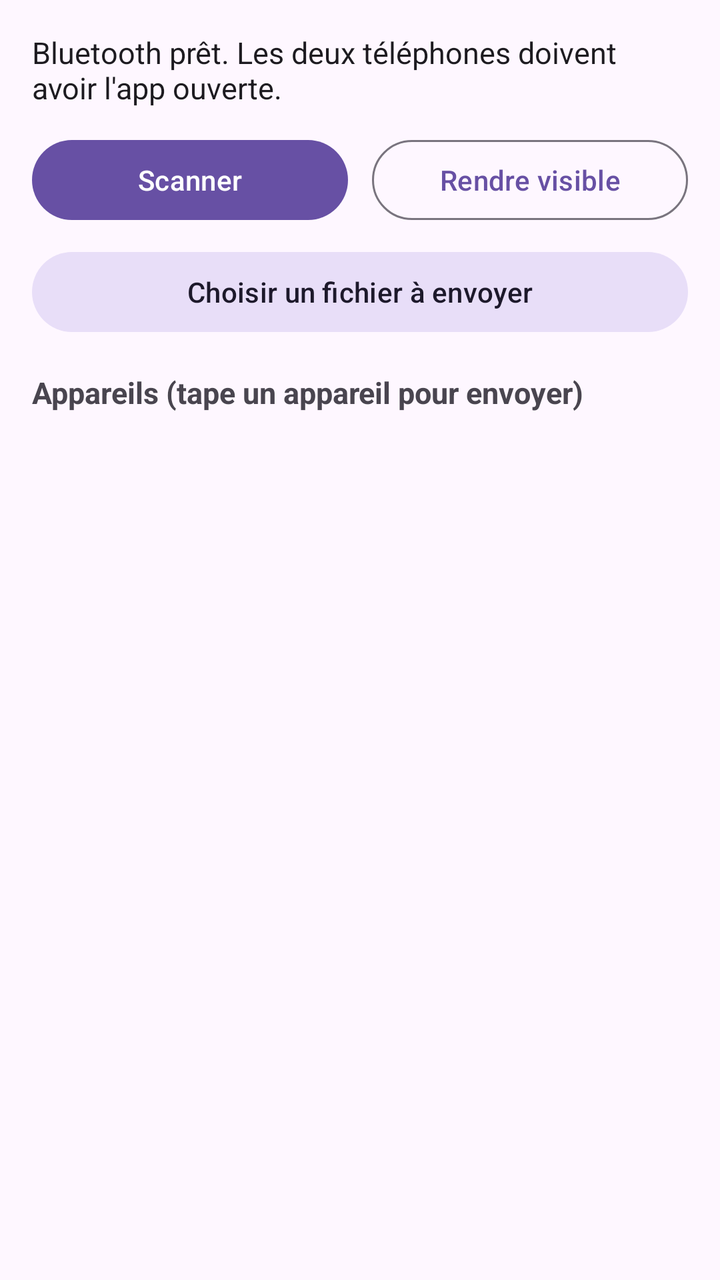
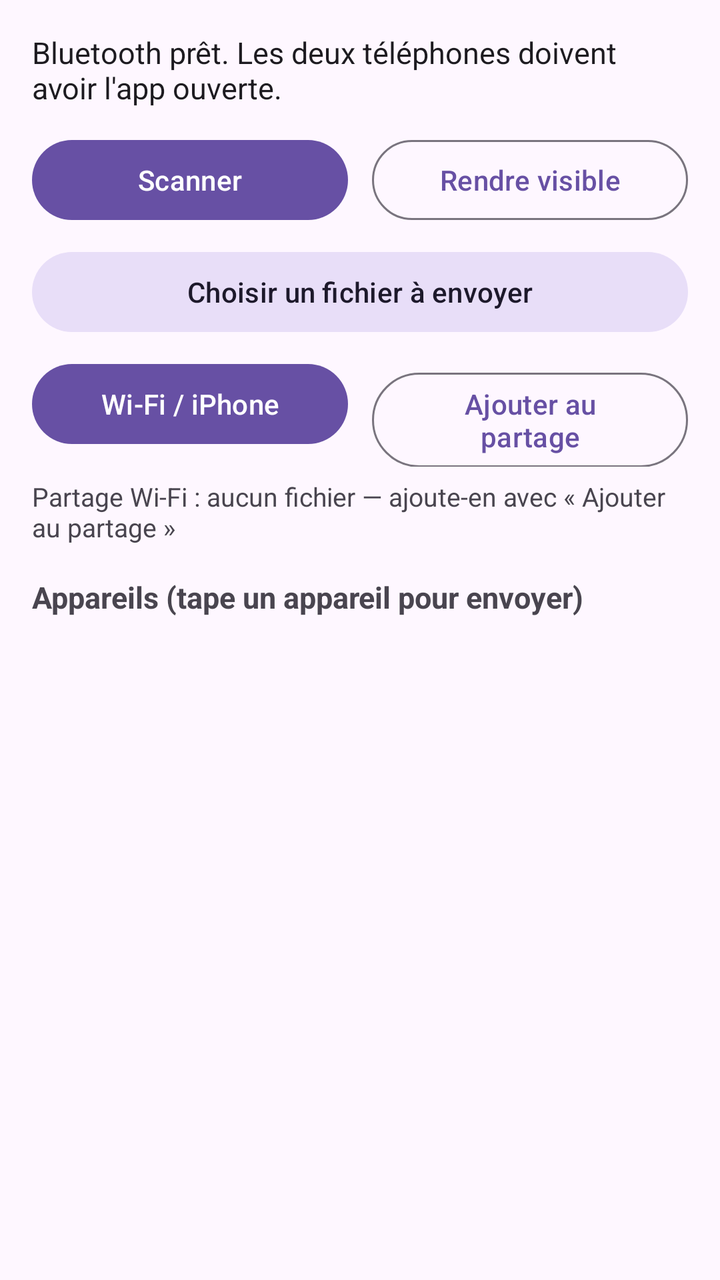

An Android layout rendered at two revisions. The XML below is the earlier revision; the diff shows what the commit changed to produce the second picture.
<!-- AndroidManifest.xml: application theme Theme.BtFileShare -->
<!-- res/layout/activity_main.xml -->
<?xml version="1.0" encoding="utf-8"?>
<LinearLayout xmlns:android="http://schemas.android.com/apk/res/android"
    android:layout_width="match_parent"
    android:layout_height="match_parent"
    android:orientation="vertical"
    android:padding="16dp">

    <TextView
        android:id="@+id/status_text"
        android:layout_width="match_parent"
        android:layout_height="wrap_content"
        android:textSize="15sp"
        android:textColor="?android:attr/textColorPrimary"
        android:text="@string/status_idle" />

    <com.google.android.material.progressindicator.LinearProgressIndicator
        android:id="@+id/progress"
        android:layout_width="match_parent"
        android:layout_height="wrap_content"
        android:layout_marginTop="8dp"
        android:indeterminate="false"
        android:visibility="gone" />

    <LinearLayout
        android:layout_width="match_parent"
        android:layout_height="wrap_content"
        android:layout_marginTop="12dp"
        android:orientation="horizontal">

        <com.google.android.material.button.MaterialButton
            android:id="@+id/btn_scan"
            android:layout_width="0dp"
            android:layout_height="wrap_content"
            android:layout_weight="1"
            android:layout_marginEnd="6dp"
            android:text="@string/scan" />

        <com.google.android.material.button.MaterialButton
            android:id="@+id/btn_visible"
            style="@style/Widget.Material3.Button.OutlinedButton"
            android:layout_width="0dp"
            android:layout_height="wrap_content"
            android:layout_weight="1"
            android:layout_marginStart="6dp"
            android:text="@string/make_visible" />
    </LinearLayout>

    <com.google.android.material.button.MaterialButton
        android:id="@+id/btn_pick"
        style="@style/Widget.Material3.Button.TonalButton"
        android:layout_width="match_parent"
        android:layout_height="wrap_content"
        android:layout_marginTop="8dp"
        android:text="@string/pick_file" />

    <TextView
        android:layout_width="match_parent"
        android:layout_height="wrap_content"
        android:layout_marginTop="16dp"
        android:text="@string/devices_header"
        android:textStyle="bold"
        android:textSize="15sp" />

    <androidx.recyclerview.widget.RecyclerView
        android:id="@+id/devices_list"
        android:layout_width="match_parent"
        android:layout_height="0dp"
        android:layout_weight="1"
        android:layout_marginTop="4dp"
        android:clipToPadding="false" />

    <TextView
        android:id="@+id/log_text"
        android:layout_width="match_parent"
        android:layout_height="wrap_content"
        android:layout_marginTop="8dp"
        android:textSize="12sp"
        android:maxLines="4"
        android:scrollbars="vertical"
        android:textColor="?android:attr/textColorSecondary" />
</LinearLayout>
<!-- resources referenced by this layout -->
<resources>
  <string name="devices_header">Appareils (tape un appareil pour envoyer)</string>
  <string name="make_visible">Rendre visible</string>
  <string name="pick_file">Choisir un fichier à envoyer</string>
  <string name="scan">Scanner</string>
  <string name="status_idle">Bluetooth prêt. Les deux téléphones doivent avoir l\'app ouverte.</string>
  <style name="Theme.BtFileShare" parent="Theme.Material3.DayNight.NoActionBar" />
</resources>

<!-- the commit's change to res/layout/activity_main.xml (unified diff, before → after) -->
@@ -53,6 +53,39 @@
         android:layout_marginTop="8dp"
         android:text="@string/pick_file" />
 
+    <LinearLayout
+        android:layout_width="match_parent"
+        android:layout_height="wrap_content"
+        android:layout_marginTop="8dp"
+        android:orientation="horizontal">
+
+        <com.google.android.material.button.MaterialButton
+            android:id="@+id/btn_wifi"
+            android:layout_width="0dp"
+            android:layout_height="wrap_content"
+            android:layout_weight="1"
+            android:layout_marginEnd="6dp"
+            android:text="@string/wifi_start" />
+
+        <com.google.android.material.button.MaterialButton
+            android:id="@+id/btn_add_share"
+            style="@style/Widget.Material3.Button.OutlinedButton"
+            android:layout_width="0dp"
+            android:layout_height="wrap_content"
+            android:layout_weight="1"
+            android:layout_marginStart="6dp"
+            android:text="@string/add_share" />
+    </LinearLayout>
+
+    <TextView
+        android:id="@+id/shared_summary"
+        android:layout_width="match_parent"
+        android:layout_height="wrap_content"
+        android:layout_marginTop="6dp"
+        android:textSize="13sp"
+        android:textColor="?android:attr/textColorSecondary"
+        android:text="@string/shared_none" />
+
     <TextView
         android:layout_width="match_parent"
         android:layout_height="wrap_content"
<!-- resource entries referenced after the edit -->
@@ -1,10 +1,13 @@
 <!-- resources referenced by this layout -->
 <resources>
+  <string name="add_share">Ajouter au partage</string>
   <string name="devices_header">Appareils (tape un appareil pour envoyer)</string>
   <string name="make_visible">Rendre visible</string>
   <string name="pick_file">Choisir un fichier à envoyer</string>
   <string name="scan">Scanner</string>
+  <string name="shared_none">Partage Wi-Fi : aucun fichier — ajoute-en avec « Ajouter au partage »</string>
   <string name="status_idle">Bluetooth prêt. Les deux téléphones doivent avoir l\'app ouverte.</string>
+  <string name="wifi_start">Wi-Fi / iPhone</string>
   <style name="Theme.BtFileShare" parent="Theme.Material3.DayNight.NoActionBar" />
 </resources>
 
